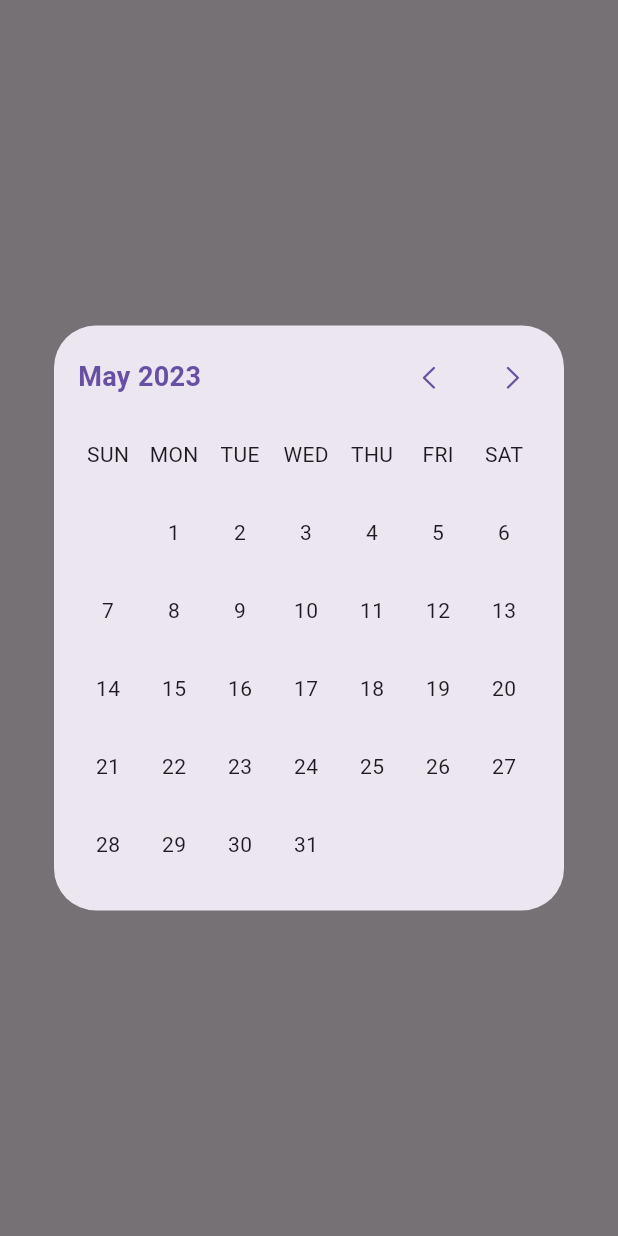
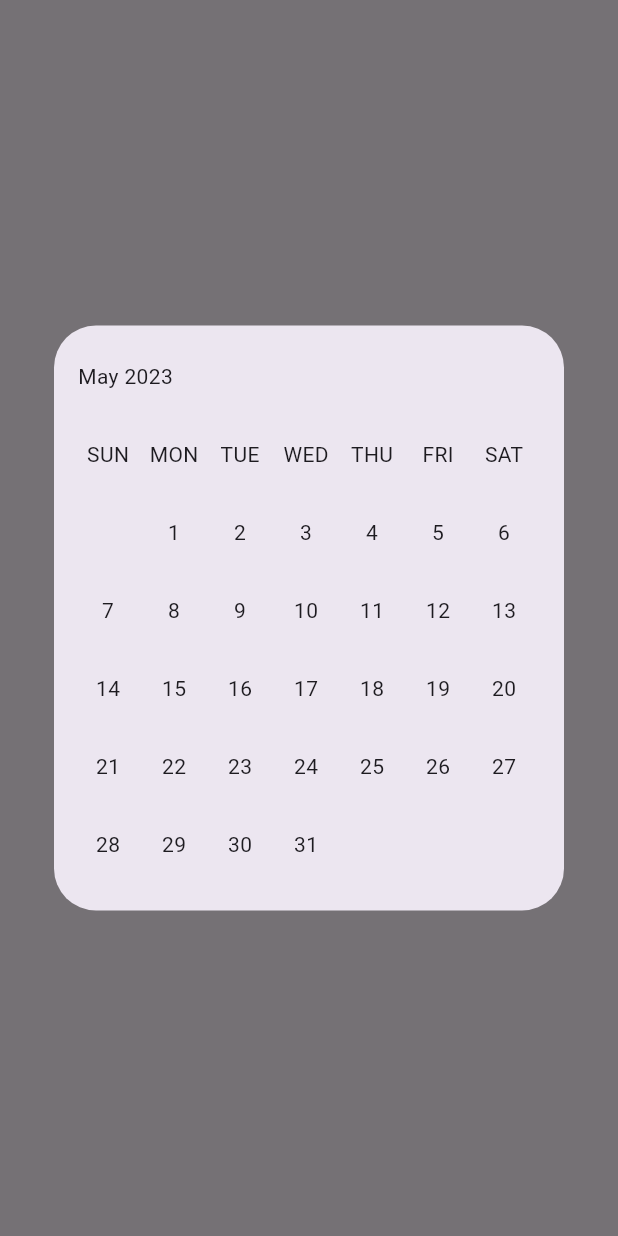
Before and after one commit to hasanmhallak/date_picker, a Flutter app: what showDatePickerDialog() shows on an empty page, opened directly with empty values, on a phone screen of 412 x 824 dp. Run offline on Flutter 3.47's test engine with Material 2 defaults, Android fonts, the phone set to English and light mode, and no system bars.

Commit message:
fix show date picker function

```diff
--- a/lib/src/show_date_picker_dialog.dart
+++ b/lib/src/show_date_picker_dialog.dart
@@ -61,6 +61,9 @@ Future<DateTime?> showDatePickerDialog({
   Color? selectedCellColor,
   TextStyle? selectedCellTextStyle,
   BoxDecoration? selectedCellDecoration,
+  double? slidersSize,
+  Color? slidersColor,
+  TextStyle? leadingDateTextStyle,
 }) async {
   return showDialog<DateTime>(
     context: context,
@@ -96,6 +99,9 @@ Future<DateTime?> showDatePickerDialog({
             disbaledCellColor: disbaledCellColor,
             selectedCellColor: selectedCellColor,
             enabledCellColor: enabledCellColor,
+            leadingDateTextStyle: leadingDateTextStyle,
+            slidersColor: slidersColor,
+            slidersSize: slidersSize,
           ),
         ),
       );
--- a/pubspec.yaml
+++ b/pubspec.yaml
@@ -1,6 +1,6 @@
 name: date_picker_plus
 description: A Flutter library that provides a customizable Material Design date picker widget.
-version: 1.1.1
+version: 1.1.2
 
 repository: https://github.com/hasanmhallak/date_picker
 
```
Also changed, not shown: example/pubspec.lock, 2 other files.
